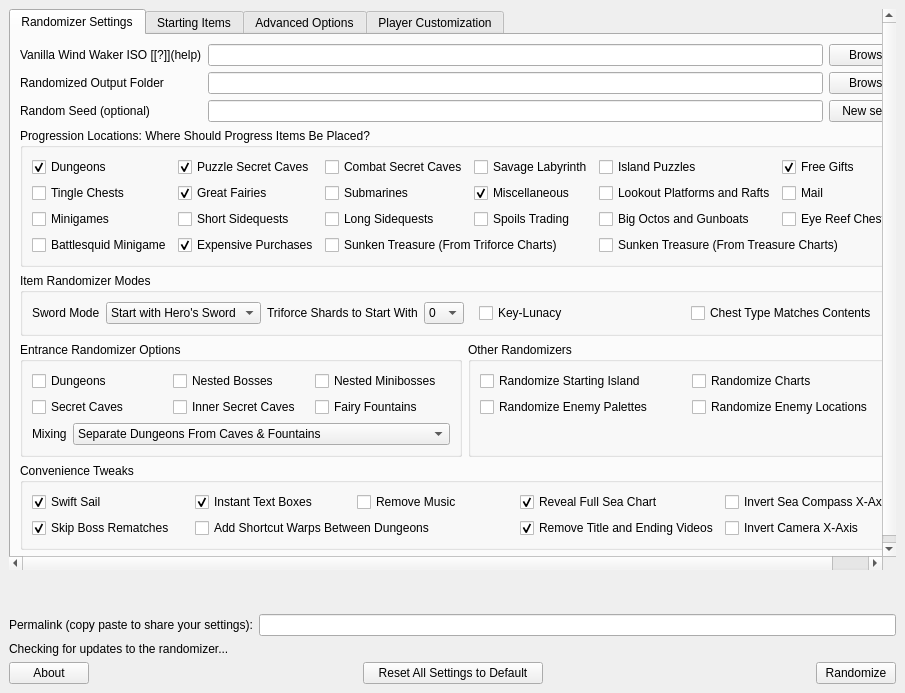
Above: wwr_ui/randomizer_window.ui from LagoLunatic/wwrando before the change. Below: the same form after it.
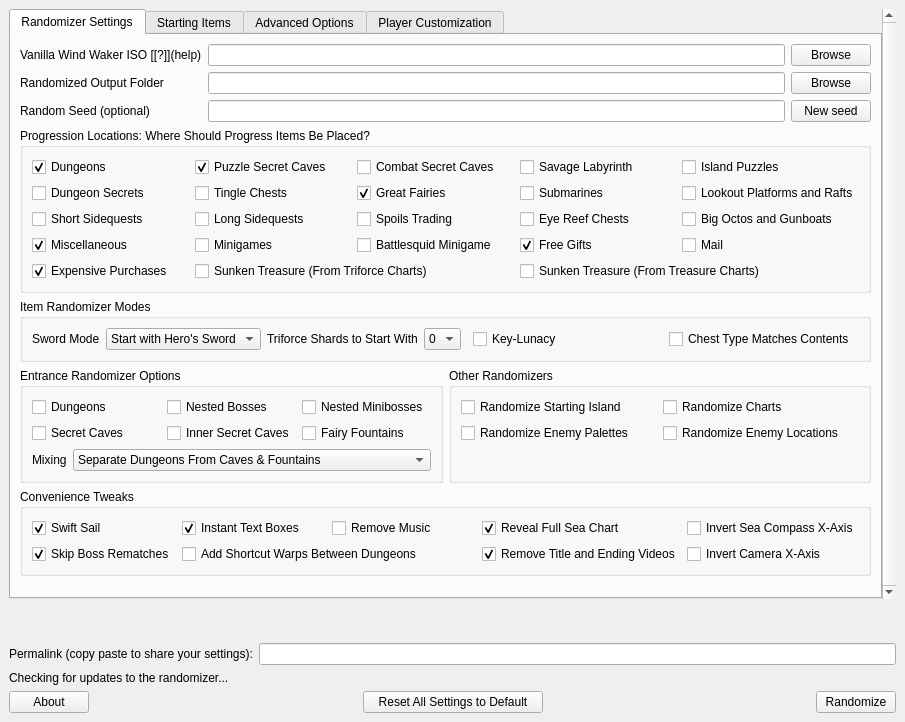
That is the form after the change.

Commit message: Added Progression Dungeon Secrets option

Patch:
```diff
--- a/wwr_ui/randomizer_window.ui
+++ b/wwr_ui/randomizer_window.ui
@@ -7,7 +7,7 @@
     <x>0</x>
     <y>0</y>
     <width>905</width>
-    <height>693</height>
+    <height>722</height>
    </rect>
   </property>
   <property name="windowTitle">
@@ -38,7 +38,7 @@
          <x>0</x>
          <y>0</y>
          <width>870</width>
-         <height>554</height>
+         <height>582</height>
         </rect>
        </property>
        <layout class="QVBoxLayout" name="verticalLayout_2">
@@ -122,20 +122,6 @@
                <string>Progression Locations: Where Should Progress Items Be Placed?</string>
               </property>
               <layout class="QGridLayout" name="gridLayout_2">
-               <item row="0" column="3">
-                <widget class="QCheckBox" name="progression_savage_labyrinth">
-                 <property name="text">
-                  <string>Savage Labyrinth</string>
-                 </property>
-                </widget>
-               </item>
-               <item row="6" column="2" colspan="2">
-                <widget class="QCheckBox" name="progression_triforce_charts">
-                 <property name="text">
-                  <string>Sunken Treasure (From Triforce Charts)</string>
-                 </property>
-                </widget>
-               </item>
                <item row="1" column="4">
                 <widget class="QCheckBox" name="progression_platforms_rafts">
                  <property name="text">
@@ -143,44 +129,58 @@
                  </property>
                 </widget>
                </item>
-               <item row="4" column="3">
-                <widget class="QCheckBox" name="progression_spoils_trading">
+               <item row="6" column="0">
+                <widget class="QCheckBox" name="progression_expensive_purchases">
                  <property name="text">
-                  <string>Spoils Trading</string>
-                 </property>
-                </widget>
-               </item>
-               <item row="1" column="3">
-                <widget class="QCheckBox" name="progression_misc">
-                 <property name="text">
-                  <string>Miscellaneous</string>
+                  <string>Expensive Purchases</string>
                  </property>
                  <property name="checked">
                   <bool>true</bool>
                  </property>
                 </widget>
                </item>
-               <item row="6" column="4" colspan="2">
+               <item row="1" column="0">
+                <widget class="QCheckBox" name="progression_dungeon_secrets">
+                 <property name="text">
+                  <string>Dungeon Secrets</string>
+                 </property>
+                </widget>
+               </item>
+               <item row="6" column="3" colspan="2">
                 <widget class="QCheckBox" name="progression_treasure_charts">
                  <property name="text">
                   <string>Sunken Treasure (From Treasure Charts)</string>
                  </property>
                 </widget>
                </item>
-               <item row="0" column="5">
-                <widget class="QCheckBox" name="progression_free_gifts">
+               <item row="1" column="1">
+                <widget class="QCheckBox" name="progression_tingle_chests">
                  <property name="text">
-                  <string>Free Gifts</string>
+                  <string>Tingle Chests</string>
+                 </property>
+                </widget>
+               </item>
+               <item row="0" column="3">
+                <widget class="QCheckBox" name="progression_savage_labyrinth">
+                 <property name="text">
+                  <string>Savage Labyrinth</string>
+                 </property>
+                </widget>
+               </item>
+               <item row="0" column="0">
+                <widget class="QCheckBox" name="progression_dungeons">
+                 <property name="text">
+                  <string>Dungeons</string>
                  </property>
                  <property name="checked">
                   <bool>true</bool>
                  </property>
                 </widget>
                </item>
-               <item row="1" column="5">
-                <widget class="QCheckBox" name="progression_mail">
+               <item row="6" column="1" colspan="2">
+                <widget class="QCheckBox" name="progression_triforce_charts">
                  <property name="text">
-                  <string>Mail</string>
+                  <string>Sunken Treasure (From Triforce Charts)</string>
                  </property>
                 </widget>
                </item>
@@ -191,27 +191,10 @@
                  </property>
                 </widget>
                </item>
-               <item row="1" column="2">
-                <widget class="QCheckBox" name="progression_submarines">
+               <item row="4" column="4">
+                <widget class="QCheckBox" name="progression_big_octos_gunboats">
                  <property name="text">
-                  <string>Submarines</string>
-                 </property>
-                 <property name="checked">
-                  <bool>false</bool>
-                 </property>
-                </widget>
-               </item>
-               <item row="4" column="5">
-                <widget class="QCheckBox" name="progression_eye_reef_chests">
-                 <property name="text">
-                  <string>Eye Reef Chests</string>
-                 </property>
-                </widget>
-               </item>
-               <item row="4" column="2">
-                <widget class="QCheckBox" name="progression_long_sidequests">
-                 <property name="text">
-                  <string>Long Sidequests</string>
+                  <string>Big Octos and Gunboats</string>
                  </property>
                 </widget>
                </item>
@@ -222,27 +205,10 @@
                  </property>
                 </widget>
                </item>
-               <item row="6" column="0">
-                <widget class="QCheckBox" name="progression_battlesquid">
+               <item row="1" column="2">
+                <widget class="QCheckBox" name="progression_great_fairies">
                  <property name="text">
-                  <string>Battlesquid Minigame</string>
-                 </property>
-                </widget>
-               </item>
-               <item row="0" column="0">
-                <widget class="QCheckBox" name="progression_dungeons">
-                 <property name="text">
-                  <string>Dungeons</string>
-                 </property>
-                 <property name="checked">
-                  <bool>true</bool>
-                 </property>
-                </widget>
-               </item>
-               <item row="6" column="1">
-                <widget class="QCheckBox" name="progression_expensive_purchases">
-                 <property name="text">
-                  <string>Expensive Purchases</string>
+                  <string>Great Fairies</string>
                  </property>
                  <property name="checked">
                   <bool>true</bool>
@@ -259,44 +225,85 @@
                  </property>
                 </widget>
                </item>
-               <item row="4" column="4">
-                <widget class="QCheckBox" name="progression_big_octos_gunboats">
+               <item row="5" column="2">
+                <widget class="QCheckBox" name="progression_battlesquid">
                  <property name="text">
-                  <string>Big Octos and Gunboats</string>
+                  <string>Battlesquid Minigame</string>
                  </property>
                 </widget>
                </item>
-               <item row="4" column="1">
-                <widget class="QCheckBox" name="progression_short_sidequests">
-                 <property name="text">
-                  <string>Short Sidequests</string>
-                 </property>
-                </widget>
-               </item>
-               <item row="4" column="0">
+               <item row="5" column="1">
                 <widget class="QCheckBox" name="progression_minigames">
                  <property name="text">
                   <string>Minigames</string>
                  </property>
                 </widget>
                </item>
-               <item row="1" column="0">
-                <widget class="QCheckBox" name="progression_tingle_chests">
+               <item row="5" column="0">
+                <widget class="QCheckBox" name="progression_misc">
                  <property name="text">
-                  <string>Tingle Chests</string>
+                  <string>Miscellaneous</string>
                  </property>
+                 <property name="checked">
+                  <bool>true</bool>
+                 </property>
                 </widget>
                </item>
-               <item row="1" column="1">
-                <widget class="QCheckBox" name="progression_great_fairies">
+               <item row="1" column="3">
+                <widget class="QCheckBox" name="progression_submarines">
                  <property name="text">
-                  <string>Great Fairies</string>
+                  <string>Submarines</string>
                  </property>
                  <property name="checked">
+                  <bool>false</bool>
+                 </property>
+                </widget>
+               </item>
+               <item row="4" column="0">
+                <widget class="QCheckBox" name="progression_short_sidequests">
+                 <property name="text">
+                  <string>Short Sidequests</string>
+                 </property>
+                </widget>
+               </item>
+               <item row="4" column="1">
+                <widget class="QCheckBox" name="progression_long_sidequests">
+                 <property name="text">
+                  <string>Long Sidequests</string>
+                 </property>
+                </widget>
+               </item>
+               <item row="4" column="2">
+                <widget class="QCheckBox" name="progression_spoils_trading">
+                 <property name="text">
+                  <string>Spoils Trading</string>
+                 </property>
+                </widget>
+               </item>
+               <item row="4" column="3">
+                <widget class="QCheckBox" name="progression_eye_reef_chests">
+                 <property name="text">
+                  <string>Eye Reef Chests</string>
+                 </property>
+                </widget>
+               </item>
+               <item row="5" column="3">
+                <widget class="QCheckBox" name="progression_free_gifts">
+                 <property name="text">
+                  <string>Free Gifts</string>
+                 </property>
+                 <property name="checked">
                   <bool>true</bool>
                  </property>
                 </widget>
                </item>
+               <item row="5" column="4">
+                <widget class="QCheckBox" name="progression_mail">
+                 <property name="text">
+                  <string>Mail</string>
+                 </property>
+                </widget>
+               </item>
               </layout>
              </widget>
             </item>
```
The commit also changes 5 other files.
